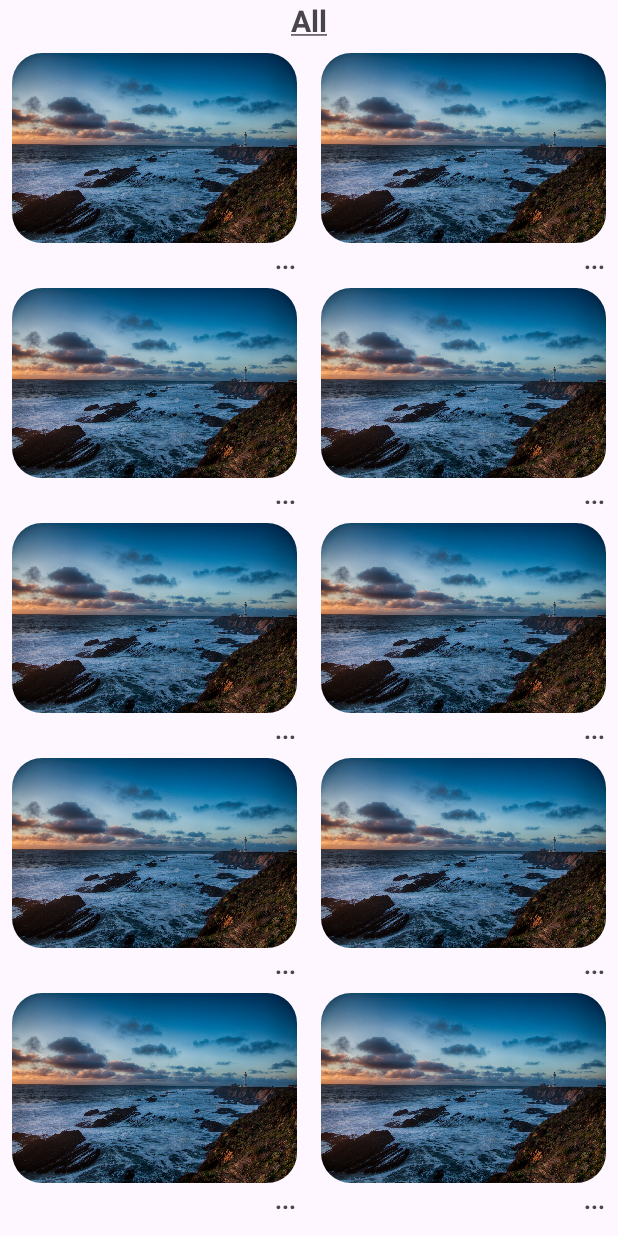
After one commit to phanmanhphu1402/SnapGrid, an Android app: the HomePageActivity screen opened directly, with no data from a screen before it, on a phone screen of 412 x 824 dp. The commit adds this screen. Run offline under Robolectric (Android 15) with nearby library versions, the phone set to English and light mode, and no system bars.

Commit message:
add activity homepage

```diff
--- /dev/null
+++ b/app/src/main/java/com/android/snapgrid/HomePageActivity.java
@@ -0,0 +1,42 @@
+package com.android.snapgrid;
+
+import android.graphics.Paint;
+import android.os.Bundle;
+import android.widget.TextView;
+
+import androidx.activity.EdgeToEdge;
+import androidx.appcompat.app.AppCompatActivity;
+import androidx.core.graphics.Insets;
+import androidx.core.view.ViewCompat;
+import androidx.core.view.WindowInsetsCompat;
+import androidx.recyclerview.widget.LinearLayoutManager;
+import androidx.recyclerview.widget.RecyclerView;
+import androidx.recyclerview.widget.StaggeredGridLayoutManager;
+
+import java.util.ArrayList;
+import java.util.Arrays;
+
+public class HomePageActivity extends AppCompatActivity {
+
+    TextView textView;
+    ArrayList images = new ArrayList<>(Arrays.asList(R.drawable.bgrwelcome, R.drawable.bgrwelcome, R.drawable.bgrwelcome,
+            R.drawable.bgrwelcome, R.drawable.bgrwelcome, R.drawable.bgrwelcome, R.drawable.bgrwelcome, R.drawable.bgrwelcome,
+            R.drawable.bgrwelcome, R.drawable.bgrwelcome));
+    @Override
+    protected void onCreate(Bundle savedInstanceState) {
+        super.onCreate(savedInstanceState);
+        EdgeToEdge.enable(this);
+        setContentView(R.layout.activity_home_page);
+        ViewCompat.setOnApplyWindowInsetsListener(findViewById(R.id.main), (v, insets) -> {
+            Insets systemBars = insets.getInsets(WindowInsetsCompat.Type.systemBars());
+            v.setPadding(systemBars.left, systemBars.top, systemBars.right, systemBars.bottom);
+            return insets;
+        });
+        textView = findViewById(R.id.textView2);
+        textView.setPaintFlags(textView.getPaintFlags() | Paint.UNDERLINE_TEXT_FLAG);
+        RecyclerView recyclerView = findViewById(R.id.recyclerView);
+        StaggeredGridLayoutManager staggeredGridLayoutManager = new StaggeredGridLayoutManager(2, LinearLayoutManager.VERTICAL);
+        recyclerView.setLayoutManager(staggeredGridLayoutManager);
+        recyclerView.setAdapter(new MasonryAdapter(HomePageActivity.this,images));
+    }
+}
--- a/app/src/main/java/com/android/snapgrid/Login.java
+++ b/app/src/main/java/com/android/snapgrid/Login.java
@@ -34,7 +34,7 @@ public class Login extends AppCompatActivity {
         startButton.setOnClickListener(new View.OnClickListener() {
             @Override
             public void onClick(View view) {
-                Intent i = new Intent(Login.this, MainActivity.class);
+                Intent i = new Intent(Login.this, HomePageActivity.class);
                 startActivity(i);
                 finish();
             }
--- a/app/src/main/java/com/android/snapgrid/MainActivity.java
+++ b/app/src/main/java/com/android/snapgrid/MainActivity.java
@@ -27,7 +27,7 @@ public class MainActivity extends AppCompatActivity {
         binding.bottomNavigationView.setOnItemSelectedListener(item -> {
             int id = item.getItemId();
             if(id == R.id.home){
-                replaceFragment(new DetailPostFragment());
+                startActivity(new Intent(MainActivity.this, HomePageActivity.class));
             }
             if(id == R.id.search){
                 replaceFragment(new DetailPostFragment());
--- /dev/null
+++ b/app/src/main/java/com/android/snapgrid/MasonryAdapter.java
@@ -0,0 +1,50 @@
+package com.android.snapgrid;
+
+import android.content.Context;
+import android.view.LayoutInflater;
+import android.view.View;
+import android.view.ViewGroup;
+import android.widget.ImageView;
+
+import androidx.annotation.NonNull;
+import androidx.recyclerview.widget.RecyclerView;
+
+import java.util.ArrayList;
+
+public class MasonryAdapter extends RecyclerView.Adapter<MasonryAdapter.ViewHolder> {
+    ArrayList images;
+    Context context;
+
+    // Constructor for initialization
+    public MasonryAdapter(Context context, ArrayList images) {
+        this.context = context;
+        this.images = images;
+    }
+
+    @NonNull
+    @Override
+    public ViewHolder onCreateViewHolder(@NonNull ViewGroup parent, int viewType) {
+        View itemView = LayoutInflater.from(parent.getContext())
+                .inflate(R.layout.item_masonry, parent, false);
+        return new ViewHolder(itemView);
+
+    }
+
+    @Override
+    public void onBindViewHolder(@NonNull ViewHolder holder, int position) {
+        int res = (int) images.get(position);
+        holder.imageView.setImageResource(res);
+    }
+
+    @Override
+    public int getItemCount() {
+        return images.size();
+    }
+    static class ViewHolder extends RecyclerView.ViewHolder {
+        ImageView imageView;
+        ViewHolder(View itemView) {
+            super(itemView);
+            imageView = itemView.findViewById(R.id.img_masonry);
+        }
+    }
+}
--- /dev/null
+++ b/app/src/main/res/drawable/baseline_arrow_back_ios_24.xml
@@ -0,0 +1,5 @@
+<vector xmlns:android="http://schemas.android.com/apk/res/android" android:autoMirrored="true" android:height="24dp" android:tint="#000000" android:viewportHeight="24" android:viewportWidth="24" android:width="24dp">
+
+    <path android:fillColor="@android:color/white" android:pathData="M11.67,3.87L9.9,2.1 0,12l9.9,9.9 1.77,-1.77L3.54,12z"/>
+
+</vector>
--- /dev/null
+++ b/app/src/main/res/drawable/baseline_person_add_24.xml
@@ -0,0 +1,5 @@
+<vector xmlns:android="http://schemas.android.com/apk/res/android" android:height="24dp" android:tint="#000000" android:viewportHeight="24" android:viewportWidth="24" android:width="24dp">
+
+    <path android:fillColor="@android:color/white" android:pathData="M15,12c2.21,0 4,-1.79 4,-4s-1.79,-4 -4,-4 -4,1.79 -4,4 1.79,4 4,4zM6,10L6,7L4,7v3L1,10v2h3v3h2v-3h3v-2L6,10zM15,14c-2.67,0 -8,1.34 -8,4v2h16v-2c0,-2.66 -5.33,-4 -8,-4z"/>
+
+</vector>
--- /dev/null
+++ b/app/src/main/res/drawable/baseline_reply_24.xml
@@ -0,0 +1,5 @@
+<vector xmlns:android="http://schemas.android.com/apk/res/android" android:autoMirrored="true" android:height="24dp" android:tint="#000000" android:viewportHeight="24" android:viewportWidth="24" android:width="24dp">
+
+    <path android:fillColor="@android:color/white" android:pathData="M10,9V5l-7,7 7,7v-4.1c5,0 8.5,1.6 11,5.1 -1,-5 -4,-10 -11,-11z"/>
+
+</vector>
--- a/app/src/main/res/layout/activity_chat_users.xml
+++ b/app/src/main/res/layout/activity_chat_users.xml
@@ -11,7 +11,7 @@
         android:layout_width="60dp"
         android:layout_height="60dp"
         android:backgroundTint="@color/white"
-        android:drawableLeft="@drawable/ic_arrow_back_ios"
+        android:drawableLeft="@drawable/baseline_arrow_back_ios_24"
         android:gravity="center_vertical|center_horizontal"
         android:padding="5dp"/>
 
@@ -57,7 +57,7 @@
         android:hint="Tìm kiếm..."
         android:padding="15dp" />
 
-    <de.hdodenhof.circleimageview.CircleImageView
+    <ImageView
         android:id="@id/maiphuong"
         android:layout_width="75dp"
         android:layout_height="75dp"
@@ -87,7 +87,7 @@
         android:text="Ngủ ngon"
         android:textColor="@color/colorGreyDark" />
 
-    <de.hdodenhof.circleimageview.CircleImageView
+    <ImageView
         android:id="@id/chunchun"
         android:layout_width="75dp"
         android:layout_height="75dp"
--- /dev/null
+++ b/app/src/main/res/layout/activity_home_page.xml
@@ -0,0 +1,26 @@
+<?xml version="1.0" encoding="utf-8"?>
+<androidx.constraintlayout.widget.ConstraintLayout xmlns:android="http://schemas.android.com/apk/res/android"
+    xmlns:app="http://schemas.android.com/apk/res-auto"
+    xmlns:tools="http://schemas.android.com/tools"
+    android:id="@+id/main"
+    android:layout_width="match_parent"
+    android:layout_height="match_parent"
+    tools:context=".HomePageActivity">
+    <com.google.android.material.textview.MaterialTextView
+        android:id="@+id/textView2"
+        android:layout_width="wrap_content"
+        android:layout_height="wrap_content"
+        android:text="All"
+        android:textSize="20sp"
+        android:textStyle="bold"
+        app:layout_constraintEnd_toEndOf="parent"
+        app:layout_constraintStart_toStartOf="parent"
+        app:layout_constraintTop_toTopOf="parent" />
+
+    <androidx.recyclerview.widget.RecyclerView
+        android:id="@+id/recyclerView"
+        android:layout_width="match_parent"
+        android:layout_height="wrap_content"
+        app:layout_constraintTop_toBottomOf="@+id/textView2"
+        tools:layout_editor_absoluteX="0dp" />
+</androidx.constraintlayout.widget.ConstraintLayout>
--- /dev/null
+++ b/app/src/main/res/layout/item_masonry.xml
@@ -0,0 +1,41 @@
+<?xml version="1.0" encoding="utf-8"?>
+<androidx.constraintlayout.widget.ConstraintLayout xmlns:android="http://schemas.android.com/apk/res/android"
+    xmlns:app="http://schemas.android.com/apk/res-auto"
+    xmlns:tools="http://schemas.android.com/tools"
+    android:id="@+id/main"
+    android:layout_width="wrap_content"
+    android:layout_height="wrap_content">
+
+
+    <com.google.android.material.imageview.ShapeableImageView
+        android:id="@+id/img_masonry"
+        android:layout_width="match_parent"
+        android:layout_height="match_parent"
+        android:layout_margin="8dp"
+        android:layout_marginStart="8dp"
+        android:layout_marginTop="8dp"
+        android:layout_marginEnd="8dp"
+        android:adjustViewBounds="true"
+        android:cropToPadding="false"
+        android:scaleType="fitStart"
+        app:layout_constraintEnd_toEndOf="parent"
+        app:layout_constraintStart_toStartOf="parent"
+        app:layout_constraintTop_toTopOf="parent"
+        app:shapeAppearanceOverlay="@style/roundimageview"
+        app:srcCompat="@drawable/bgrwelcome">
+
+    </com.google.android.material.imageview.ShapeableImageView>
+
+    <TextView
+        android:id="@+id/textView4"
+        android:layout_width="wrap_content"
+        android:layout_height="wrap_content"
+        android:textStyle="bold"
+        android:textSize="16sp"
+        android:text="..."
+        app:layout_constraintEnd_toEndOf="parent"
+        app:layout_constraintHorizontal_bias="0.954"
+        app:layout_constraintStart_toStartOf="@+id/img_masonry"
+        app:layout_constraintTop_toBottomOf="@+id/img_masonry" />
+
+</androidx.constraintlayout.widget.ConstraintLayout>
--- a/app/src/main/res/values/themes.xml
+++ b/app/src/main/res/values/themes.xml
@@ -4,6 +4,10 @@
         <!-- Customize your light theme here. -->
         <!-- <item name="colorPrimary">@color/my_light_primary</item> -->
     </style>
-
+    <style name="roundimageview" parent="">
+        <item name="cornerFamily">rounded</item>
+        <item name="cornerSize">20dp</item>
+        <item name="color">@color/white</item>
+    </style>
     <style name="Theme.SnapGrid" parent="Base.Theme.SnapGrid" />
 </resources>
```
Also changed, not shown: app/src/main/AndroidManifest.xml (+9 -4 lines), app/src/main/res/drawable/baseline_camera_alt_24.xml (added, +7 -0 lines), app/src/main/res/layout/activity_config_information.xml (+125 -126 lines), app/src/main/res/layout/fragment_add.xml (+4 -5 lines), app/src/main/res/layout/search.xml (+9 -5 lines).
